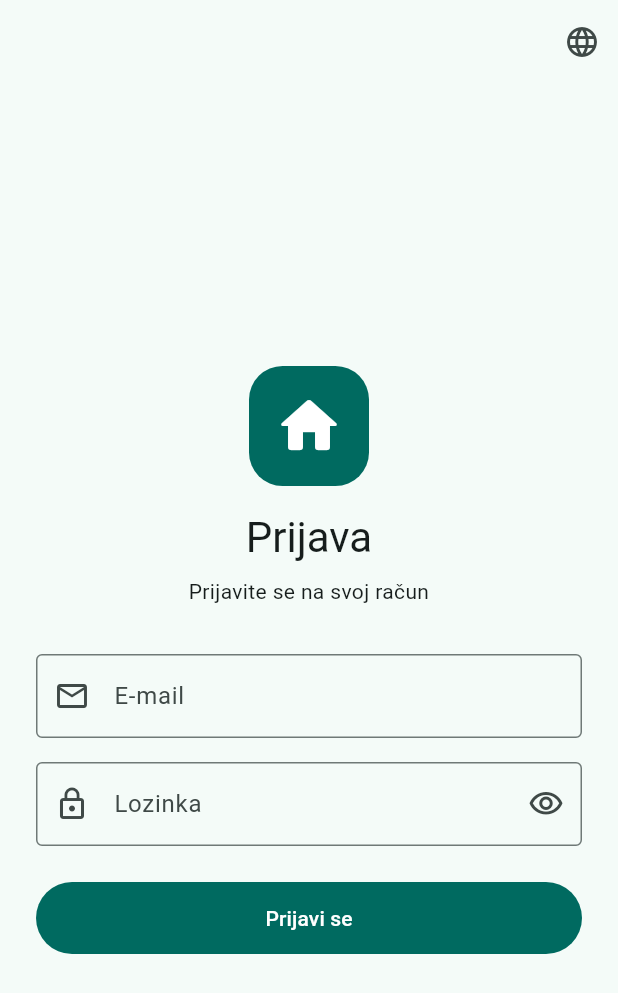
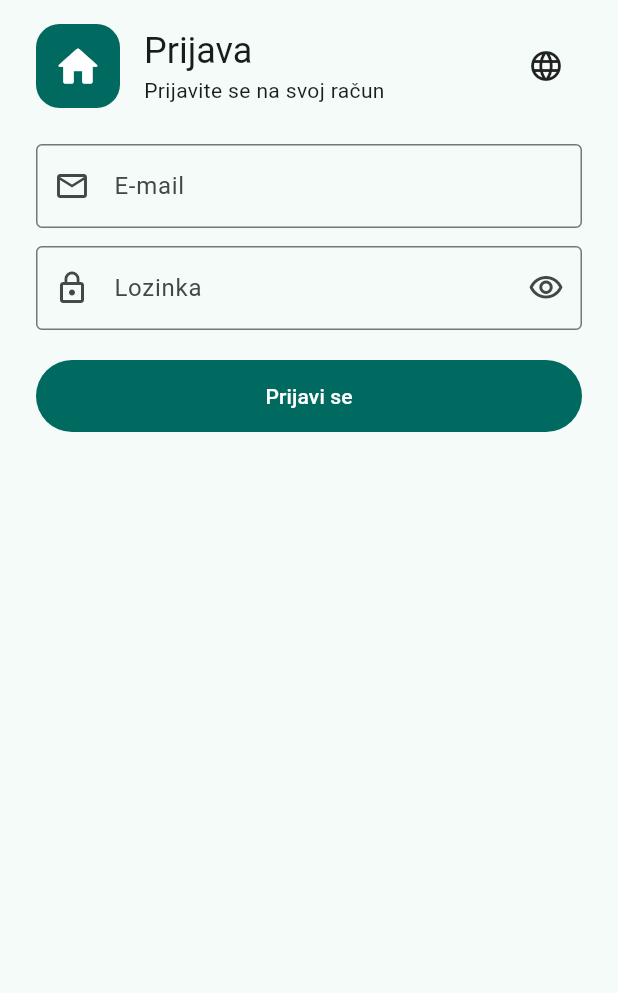
Before and after one commit to durmexyt-dot/flat, a Flutter app: the screen it shows after launch, on a phone screen of 412 x 824 dp. Shown: the top 993 px of the screen. Run offline on Flutter 3.47's test engine with Material 3 defaults, Android fonts, the phone set to English and light mode, and no system bars; our stand-ins replace firebase_auth, firebase_core, flutter_riverpod, go_router, shared_preferences; accounts and stored records are empty; statements that could not run were skipped.

Commit message:
Move login form to the top so iOS Safari keyboard doesn't shift the page
When a focused field would be covered by the keyboard, iOS Safari pans the
page, which misaligns Flutter's text fields with their native input and
breaks cursor placement. The form now sits at the top of the screen, above
the keyboard.

Co-Authored-By: Claude Opus 5.5 <noreply@anthropic.com>
Claude-Session: https://claude.ai/code/session_01MQTazkm2TfVcnk7cr8E261

```diff
--- a/lib/src/auth/login_page.dart
+++ b/lib/src/auth/login_page.dart
@@ -66,12 +66,16 @@ class _LoginPageState extends ConsumerState<LoginPage> {
     final l10n = AppLocalizations.of(context);
     final theme = Theme.of(context);
 
+    // On iPhone Safari the keyboard covers the lower half of the screen, and
+    // Safari shifts the whole page when a focused field would be hidden. That
+    // shift misaligns Flutter's text fields with their native input, so the
+    // form sits at the top where the keyboard never reaches it.
     return Scaffold(
-      appBar: AppBar(actions: const [LanguageMenu()]),
       body: SafeArea(
-        child: Center(
+        child: Align(
+          alignment: Alignment.topCenter,
           child: SingleChildScrollView(
-            padding: const EdgeInsets.all(24),
+            padding: const EdgeInsets.fromLTRB(24, 16, 24, 24),
             child: ConstrainedBox(
               constraints: const BoxConstraints(maxWidth: 400),
               child: Form(
@@ -80,20 +84,29 @@ class _LoginPageState extends ConsumerState<LoginPage> {
                   child: Column(
                     crossAxisAlignment: CrossAxisAlignment.stretch,
                     children: [
-                      const Center(child: AppLogo()),
-                      const SizedBox(height: 16),
+                      Row(
+                        children: [
+                          const AppLogo(size: 56),
+                          const SizedBox(width: 16),
+                          Expanded(
+                            child: Column(
+                              crossAxisAlignment: CrossAxisAlignment.start,
+                              children: [
                                 Text(
                                   l10n.loginTitle,
-                        textAlign: TextAlign.center,
-                        style: theme.textTheme.headlineMedium,
+                                  style: theme.textTheme.headlineSmall,
                                 ),
-                      const SizedBox(height: 8),
                                 Text(
                                   l10n.loginSubtitle,
-                        textAlign: TextAlign.center,
                                   style: theme.textTheme.bodyMedium,
                                 ),
-                      const SizedBox(height: 32),
+                              ],
+                            ),
+                          ),
+                          const LanguageMenu(),
+                        ],
+                      ),
+                      const SizedBox(height: 24),
                       TextFormField(
                         controller: _email,
                         decoration: InputDecoration(
@@ -114,7 +127,7 @@ class _LoginPageState extends ConsumerState<LoginPage> {
                           return null;
                         },
                       ),
-                      const SizedBox(height: 16),
+                      const SizedBox(height: 12),
                       TextFormField(
                         controller: _password,
                         decoration: InputDecoration(
@@ -151,7 +164,7 @@ class _LoginPageState extends ConsumerState<LoginPage> {
                           style: TextStyle(color: theme.colorScheme.error),
                         ),
                       ],
-                      const SizedBox(height: 24),
+                      const SizedBox(height: 20),
                       FilledButton(
                         onPressed: _loading ? null : _submit,
                         style: FilledButton.styleFrom(
```
Also changed, not shown: 1 other file. Lines whose indentation alone changed are shown as unchanged.
